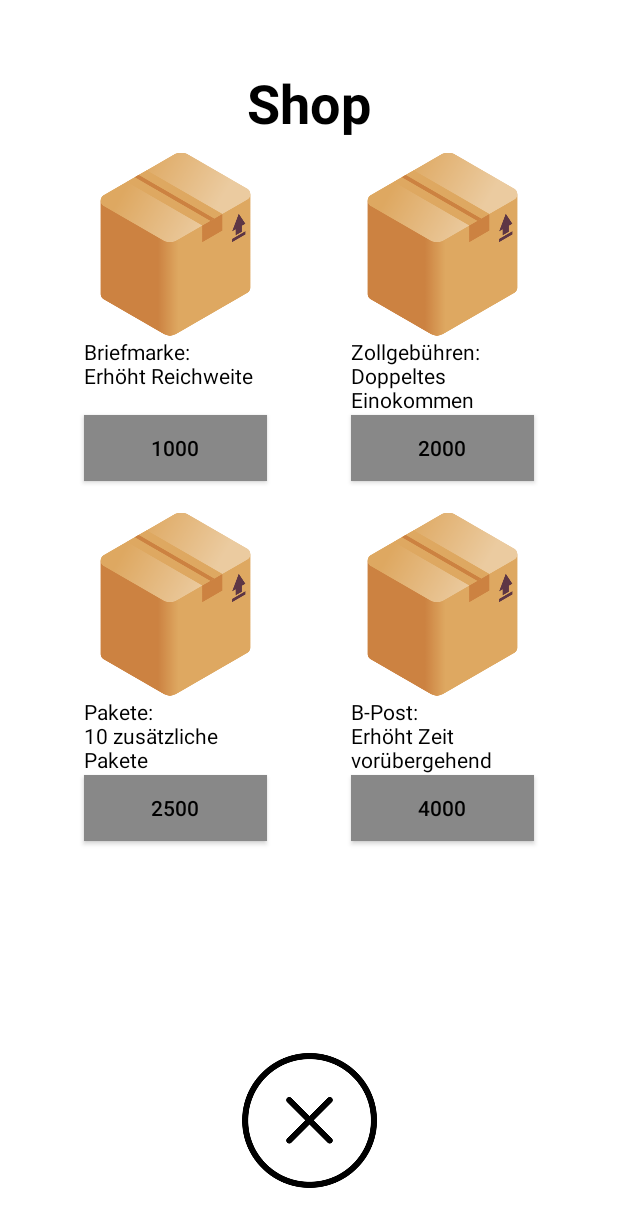
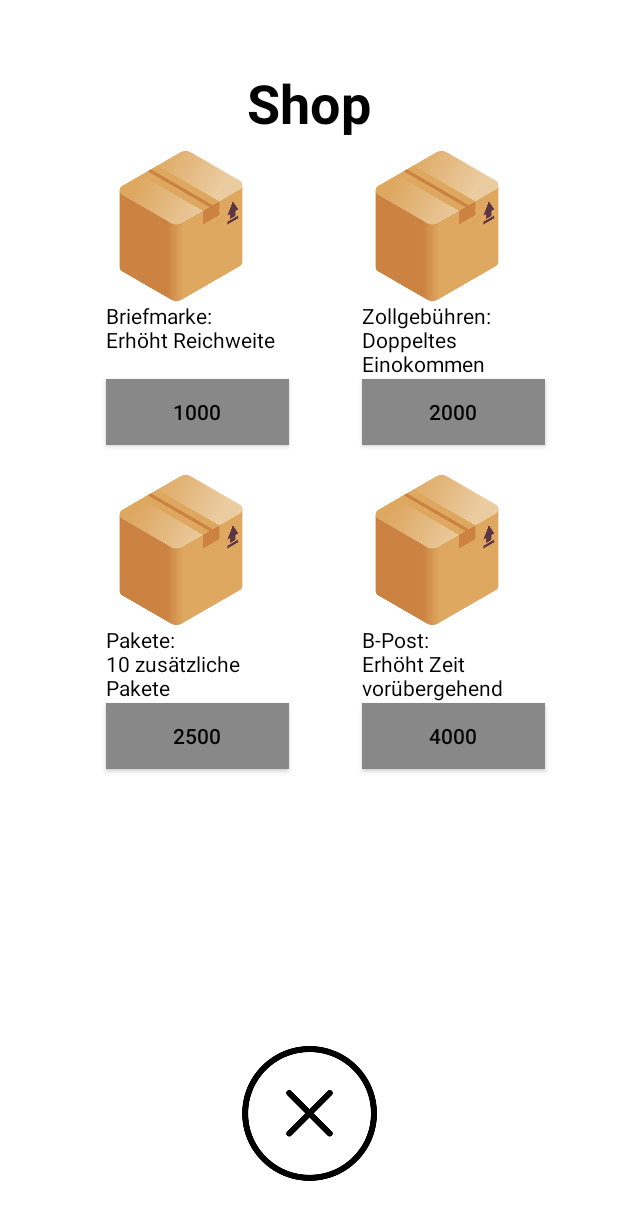
Before and after one commit to timorickli/MobileAppPaketdienst, an Android app: the ShopActivity screen opened directly, with no data from a screen before it, on a phone screen of 412 x 824 dp. Shown: the top 1227 px of the screen. Run offline under Robolectric (Android 15) with nearby library versions, the phone set to English and light mode, and no system bars.

```diff
--- a/app/src/main/java/net/ictcampus/paketdienst/ShopActivity.java
+++ b/app/src/main/java/net/ictcampus/paketdienst/ShopActivity.java
@@ -84,10 +84,10 @@ public class ShopActivity extends AppCompatActivity implements View.OnClickListe
         text3.setTextColor(Color.BLACK);
         text4.setTextColor(Color.BLACK);
         title.setTextColor(Color.BLACK);
-        btn1.setTextColor(Color.BLACK);btn1.setBackgroundColor(Color.GRAY);btn1.setBackground(R.drawable.btn_round);
-        btn2.setTextColor(Color.BLACK);btn2.setBackgroundColor(Color.GRAY);btn2.setBackground(R.drawable.btn_round);
-        btn3.setTextColor(Color.BLACK);btn3.setBackgroundColor(Color.GRAY);btn3.setBackground(R.drawable.btn_round);
-        btn4.setTextColor(Color.BLACK);btn4.setBackgroundColor(Color.GRAY);btn4.setBackground(R.drawable.btn_round);
+        btn1.setTextColor(Color.BLACK);btn1.setBackgroundColor(Color.GRAY);
+        btn2.setTextColor(Color.BLACK);btn2.setBackgroundColor(Color.GRAY);
+        btn3.setTextColor(Color.BLACK);btn3.setBackgroundColor(Color.GRAY);
+        btn4.setTextColor(Color.BLACK);btn4.setBackgroundColor(Color.GRAY);
         imageButton.setImageResource(R.drawable.settingbtn_black);
     }
     private void darkMode() {
--- a/app/src/main/res/drawable/btn_round.xml
+++ /dev/null
@@ -1,6 +0,0 @@
-<?xml version="1.0" encoding="utf-8"?>
-<shape xmlns:android="http://schemas.android.com/apk/res/android"
-    android:shape="rectangle">
-    <solid android:color="@color/browser_actions_bg_grey"/>
-    <corners android:radius="50dp"/>
-</shape>
--- a/app/src/main/res/layout/activity_instruction.xml
+++ b/app/src/main/res/layout/activity_instruction.xml
@@ -11,7 +11,7 @@
         android:layout_width="wrap_content"
         android:layout_height="wrap_content"
         android:layout_marginTop="44dp"
-        android:text="@string/shopTitle"
+        android:text="@string/menuSpielanleitung"
         android:textColor="#000"
         android:textIsSelectable="false"
         android:textSize="36sp"
@@ -34,7 +34,7 @@
         app:layout_constraintEnd_toEndOf="parent"
         app:layout_constraintHorizontal_bias="0.5"
         app:layout_constraintStart_toStartOf="parent"
-        app:layout_constraintTop_toBottomOf="@+id/textView4"
+        app:layout_constraintTop_toTopOf="parent"
         app:layout_constraintVertical_bias="0.95" />
 
     <TextView
--- a/app/src/main/res/layout/activity_shop.xml
+++ b/app/src/main/res/layout/activity_shop.xml
@@ -8,8 +8,8 @@
 
     <ImageView
         android:id="@+id/itemPic3"
-        android:layout_width="122dp"
-        android:layout_height="124dp"
+        android:layout_width="100dp"
+        android:layout_height="100dp"
         android:layout_marginTop="20dp"
         android:contentDescription="@string/shopImage"
         android:src="@drawable/paket_einzeln"
@@ -46,13 +46,13 @@
         app:layout_constraintEnd_toEndOf="parent"
         app:layout_constraintHorizontal_bias="0.5"
         app:layout_constraintStart_toStartOf="parent"
-        app:layout_constraintTop_toBottomOf="@+id/textView4"
+        app:layout_constraintTop_toTopOf="parent"
         app:layout_constraintVertical_bias="0.95" />
 
     <ImageView
         android:id="@+id/itemPic1"
-        android:layout_width="122dp"
-        android:layout_height="124dp"
+        android:layout_width="100dp"
+        android:layout_height="100dp"
         android:layout_marginTop="8dp"
         android:contentDescription="@string/shopImage"
         android:src="@drawable/paket_einzeln"
@@ -63,8 +63,8 @@
 
     <ImageView
         android:id="@+id/itemPic2"
-        android:layout_width="122dp"
-        android:layout_height="124dp"
+        android:layout_width="100dp"
+        android:layout_height="100dp"
         android:contentDescription="@string/shopImage"
         android:src="@drawable/paket_einzeln"
         app:layout_constraintEnd_toEndOf="parent"
@@ -74,8 +74,8 @@
 
     <ImageView
         android:id="@+id/itemPic4"
-        android:layout_width="122dp"
-        android:layout_height="124dp"
+        android:layout_width="100dp"
+        android:layout_height="100dp"
         android:contentDescription="@string/shopImage"
         android:src="@drawable/paket_einzeln"
         app:layout_constraintEnd_toEndOf="parent"
@@ -116,7 +116,6 @@
         app:layout_constraintTop_toBottomOf="@+id/itemPic2" />
 
     <Button
-        android:background="@drawable/btn_round"
         android:id="@+id/button"
         android:layout_width="122dp"
         android:layout_height="44dp"
@@ -127,7 +126,6 @@
         android:id="@+id/button3"
         android:layout_width="122dp"
         android:layout_height="44dp"
-        android:background="@drawable/btn_round"
         app:layout_constraintStart_toStartOf="@+id/itemText3"
         app:layout_constraintTop_toBottomOf="@+id/itemText3" />
 
@@ -135,12 +133,11 @@
         android:id="@+id/button2"
         android:layout_width="122dp"
         android:layout_height="44dp"
-        android:background="@drawable/btn_round"
         app:layout_constraintStart_toStartOf="@+id/itemText2"
         app:layout_constraintTop_toBottomOf="@+id/itemText2" />
 
     <Button
-        android:background="@drawable/btn_round"
+
         android:id="@+id/button4"
         android:layout_width="122dp"
         android:layout_height="44dp"
```
